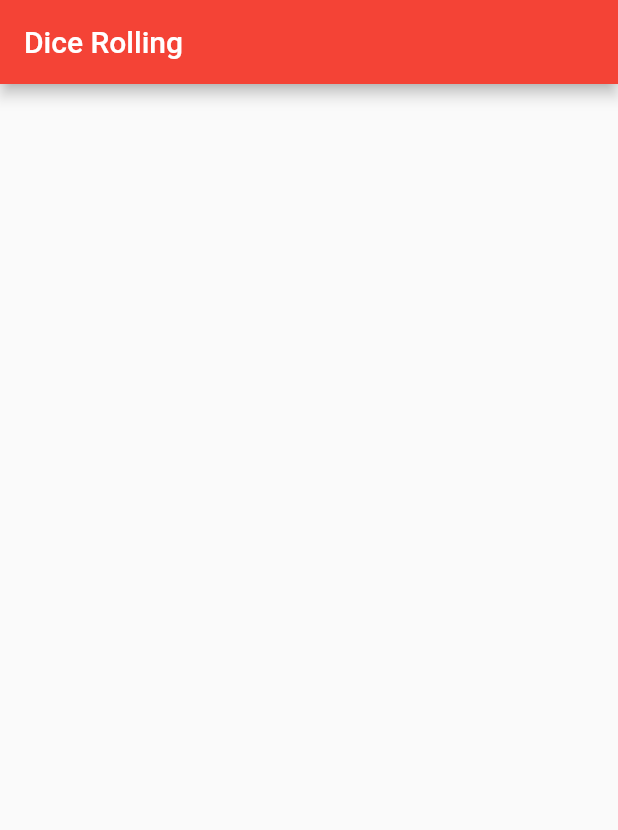
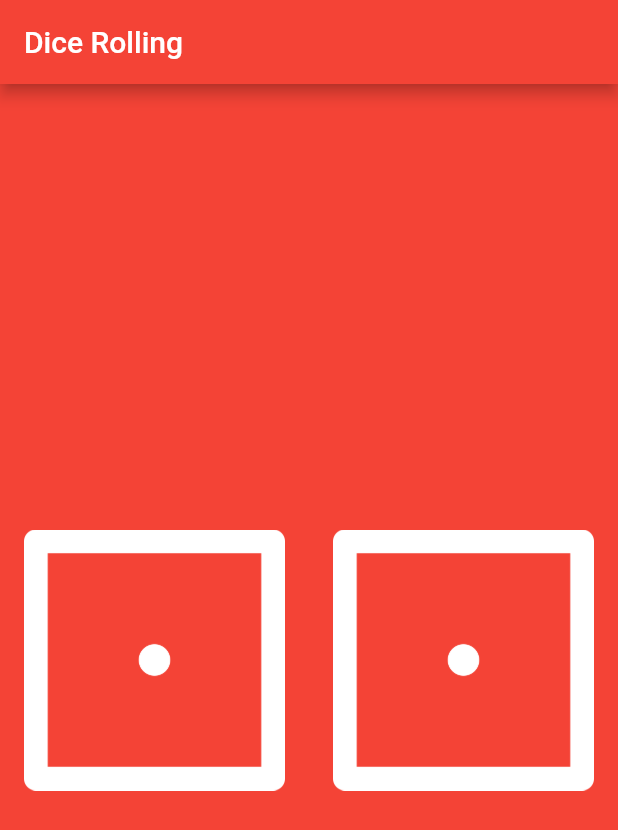
Before and after one commit to SheryarHK/dice_rolling_app, a Flutter app: the screen it shows after launch, on a phone screen of 412 x 824 dp. Shown: the top 830 px of the screen. Run offline on Flutter 3.47's test engine with Material 2 defaults, Android fonts, the phone set to English and light mode, and no system bars.

Commit message:
added images and centered them. Also added paddings.

```diff
--- a/lib/main.dart
+++ b/lib/main.dart
@@ -1,22 +1,41 @@
 import 'package:flutter/material.dart';
 
 void main() {
-  return runApp(
-    myApp(),
-  );
+  return runApp(MaterialApp(
+      home: Scaffold(
+    backgroundColor: Colors.red,
+    appBar: AppBar(
+      backgroundColor: Colors.red,
+      title: Text('Dice Rolling'),
+    ),
+    body: DiceApp(),
+  )));
 }
 
-class myApp extends StatelessWidget {
+class DiceApp extends StatelessWidget {
   @override
   Widget build(BuildContext context) {
-    return Container(
-        child: MaterialApp(
-      home: Scaffold(
-        appBar: AppBar(
-          backgroundColor: Colors.red,
-          title: Text('Dice Rolling'),
-        ),
+    return Center(
+      child: Row(
+        children: <Widget>[
+          Expanded(
+            child: Padding(
+              padding: const EdgeInsets.all(16.0),
+              child: Image(
+                image: AssetImage('images/dice1.png'),
+              ),
+            ),
+          ),
+          Expanded(
+            child: Padding(
+              padding: const EdgeInsets.all(16.0),
+              child: Image(
+                image: AssetImage('images/dice1.png'),
+              ),
+            ),
+          ),
+        ],
       ),
-    ));
+    );
   }
 }
```
